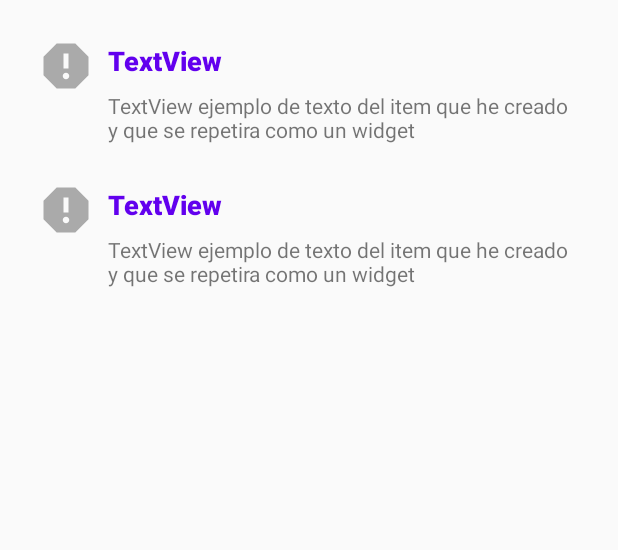
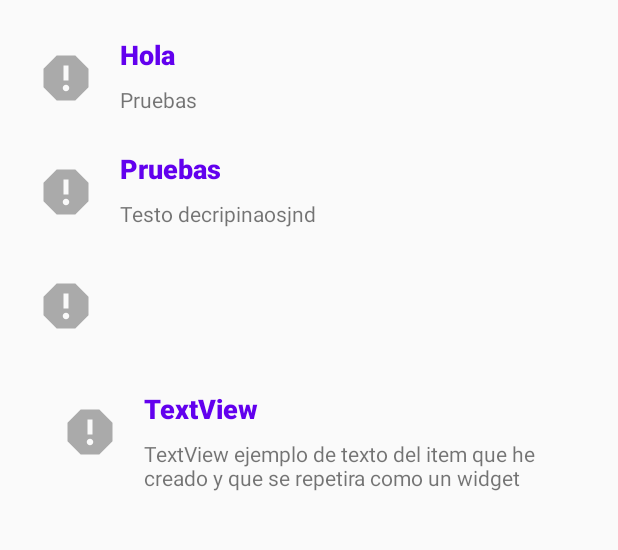
Before and after one commit to ricardomorarey/Interface, an Android app: the ChicaLayout screen opened directly, with no data from a screen before it, on a phone screen of 412 x 824 dp, the part 522-1072 px from its top. Run offline under Robolectric (Android 15) with nearby library versions, the light colour scheme and no system bars.

Commit message:
Create summary wiget

```diff
--- /dev/null
+++ b/app/src/main/java/com/ricardo/interfaces/SummaryText.kt
@@ -0,0 +1,35 @@
+package com.ricardo.interfaces
+
+import android.content.Context
+import android.util.AttributeSet
+import android.view.View
+import android.widget.ImageView
+import android.widget.LinearLayout
+import android.widget.TextView
+
+class SummaryText(context: Context?, attrs: AttributeSet?) : LinearLayout(context, attrs) {
+
+    private val image: ImageView
+    private val title: TextView
+    private val summary: TextView
+
+    init {
+        View.inflate(this.context, R.layout.item_chica, this)
+        image = findViewById(R.id.ic_chica)
+        title = findViewById(R.id.textView2)
+        summary = findViewById(R.id.tv_decription)
+
+        attrs?.let {
+            val typeArray = context!!.obtainStyledAttributes(it, R.styleable.SummaryText, 0, 0)
+            title.text = typeArray.getString(R.styleable.SummaryText_st_title)
+            summary.text = typeArray.getString(R.styleable.SummaryText_st_summary)
+
+            // Todo recuperar drawable
+            typeArray.recycle()
+
+        }
+
+
+    }
+
+}
--- a/app/src/main/res/layout/activity_chica_layout.xml
+++ b/app/src/main/res/layout/activity_chica_layout.xml
@@ -53,17 +53,33 @@
         app:layout_constraintStart_toStartOf="parent"
         app:layout_constraintTop_toBottomOf="@+id/imageView3"/>
 
-    <include
-        android:id="@+id/include"
-        layout="@layout/item_chica"
-        android:layout_width="match_parent"
-        android:layout_height="wrap_content"
-        android:layout_marginStart="16dp"
-        android:layout_marginTop="8dp"
-        android:layout_marginEnd="16dp"
-        app:layout_constraintEnd_toEndOf="parent"
-        app:layout_constraintStart_toStartOf="parent"
-        app:layout_constraintTop_toBottomOf="@+id/tv_name"/>
+        <LinearLayout
+            android:id="@+id/include"
+            android:orientation="vertical"
+            app:layout_constraintEnd_toEndOf="parent"
+            app:layout_constraintStart_toStartOf="parent"
+            app:layout_constraintTop_toBottomOf="@+id/tv_name"
+            android:layout_width="match_parent"
+            android:layout_height="wrap_content">
+
+            <com.ricardo.interfaces.SummaryText
+                android:layout_width="match_parent"
+                android:layout_height="wrap_content"
+                app:st_title="Hola"
+                app:st_summary="Pruebas"/>
+
+            <com.ricardo.interfaces.SummaryText
+                android:layout_width="match_parent"
+                android:layout_height="wrap_content"
+                app:st_title="Pruebas"
+                app:st_summary="Testo decripinaosjnd"/>
+            <com.ricardo.interfaces.SummaryText
+                android:layout_width="match_parent"
+                android:layout_height="wrap_content"/>
+
+        </LinearLayout>
+
+
 
     <include
         layout="@layout/item_chica"
--- a/app/src/main/res/layout/item_chica.xml
+++ b/app/src/main/res/layout/item_chica.xml
@@ -11,6 +11,7 @@
         android:id="@+id/ic_chica"
         android:layout_width="40dp"
         android:layout_height="40dp"
+        android:layout_margin="16dp"
         android:src="@drawable/ic_report_black_24dp"
         android:tint="@android:color/darker_gray"
         app:layout_constraintStart_toStartOf="parent"
@@ -20,8 +21,8 @@
         android:id="@+id/textView2"
         android:layout_width="0dp"
         android:layout_height="wrap_content"
-        android:layout_marginStart="8dp"
-        android:layout_marginBottom="8dp"
+        android:layout_marginStart="16dp"
+        android:layout_marginBottom="16dp"
         android:fontFamily="sans-serif-black"
         android:text="TextView"
         android:textColor="@color/design_default_color_primary"
--- a/app/src/main/res/values/attrs.xml
+++ b/app/src/main/res/values/attrs.xml
@@ -15,4 +15,11 @@
         <attr name="textError" format="string"/>
     </declare-styleable>
 
+
+    <declare-styleable name="SummaryText">
+        <attr name="st_image" format="integer"/>
+        <attr name="st_title" format="string"/>
+        <attr name="st_summary" format="string"/>
+    </declare-styleable>
+
 </resources>
```
